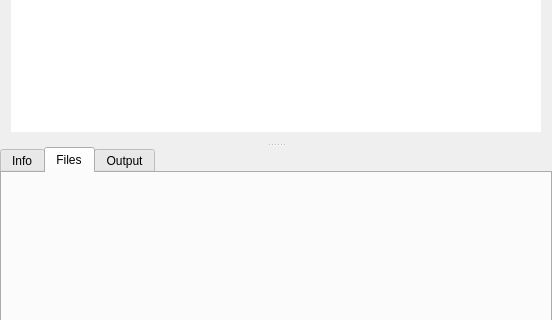
The window that ui/mainwindow.ui (aarnt/octopi) describes before a commit, drawn with Qt 5; both pictures show x 0 to 552 and y 132 to 452 of the 552 by 536 pixel window.
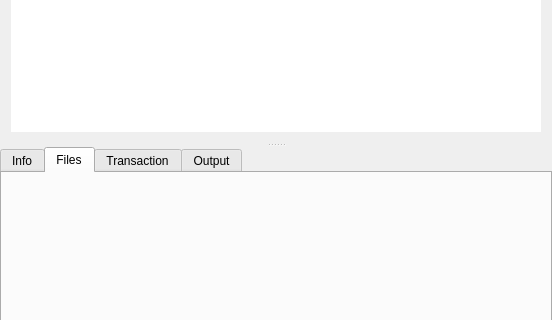
The same window after the commit. The open tabs and pages were chosen to show the change. Icons and pictures are not drawn. Custom widgets are drawn as their Qt base class.

Commit message: Added Transaction tab. Initial work on Remove actions.

```diff
--- a/ui/mainwindow.ui
+++ b/ui/mainwindow.ui
@@ -107,6 +107,11 @@
          <string>Files</string>
         </attribute>
        </widget>
+       <widget class="QWidget" name="tabTransaction">
+        <attribute name="title">
+         <string>Transaction</string>
+        </attribute>
+       </widget>
        <widget class="QWidget" name="tabOutput">
         <attribute name="title">
          <string>Output</string>
```
Left out of the diff: 2 changed lines with no effect on the pictures. The commit also changes 8 other files.
